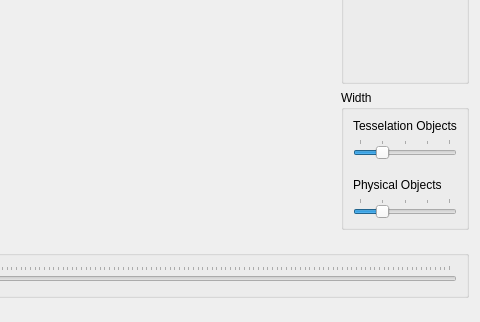
danlipsa/foamvis, file Window.ui: the form before one commit; both pictures show x 138 to 618 and y 229 to 551 of the 618 by 551 pixel window.
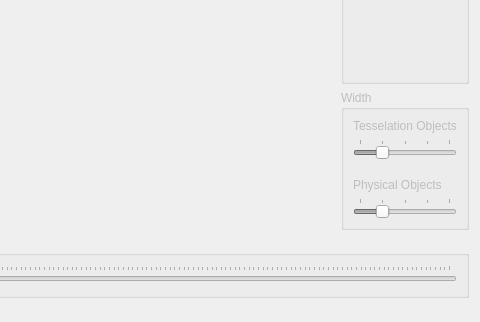
The form after the commit. Custom widgets are drawn as their Qt base class.

The edit to the form file:
```diff
--- a/Window.ui
+++ b/Window.ui
@@ -106,6 +106,9 @@
      </item>
      <item>
       <widget class="QGroupBox" name="m_widthGroupBox">
+       <property name="enabled">
+        <bool>false</bool>
+       </property>
        <property name="title">
         <string>Width</string>
        </property>
```
Left out of the diff: 72 changed lines with no effect on the pictures.
